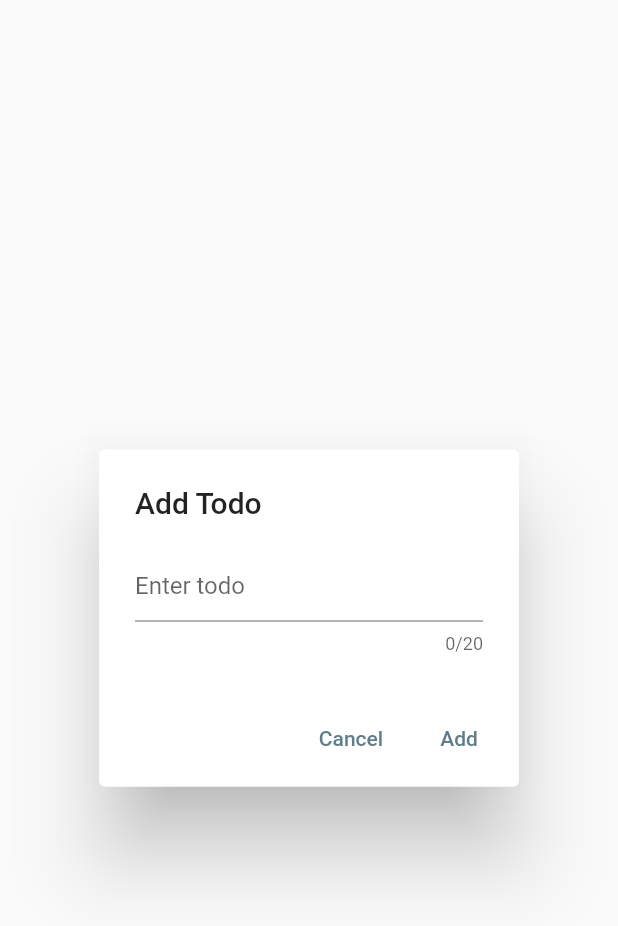
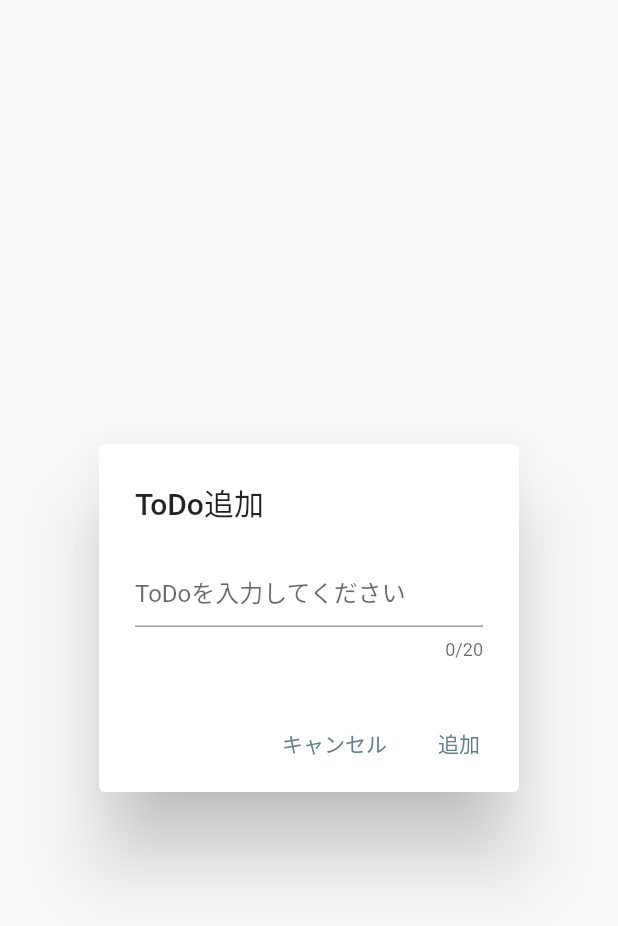
Before and after one commit to Umigishi-Aoi/mirror_todo, a Flutter app: the InputDialog widget shown alone on an empty page, opened directly, on a phone screen of 412 x 824 dp. Shown: the top 926 px of the screen. Run offline on Flutter 3.47's test engine with Material 2 defaults, Android fonts, the phone set to English and light mode, and no system bars; our stand-ins replace drift, flutter_hooks, freezed_annotation, hooks_riverpod, package_info_plus, riverpod_annotation and 1 more; accounts and stored records are empty; generated files the repository leaves out were written again; Roboto replaces fonts that are missing (MPLUS1).

Commit message:
translate Japanese

```diff
--- a/lib/src/constants/constants.dart
+++ b/lib/src/constants/constants.dart
@@ -11,16 +11,15 @@ const kDurationForDelete = 500;
 const kLaunchedKey = 'launched';
 
 const kDisclaimer = '''
-・Disclaimer
-By using this application, you are deemed to have agreed to this disclaimer.
-The download and use of this application shall be done at the user's own risk.
-We are not responsible for any damage (whether tangible or intangible) caused by using this application.
-Please use at your own risk.
-This app does not guarantee the accuracy, usefulness, up-to-dateness, appropriateness, etc. of all the information provided in this application to the user.
-Customers are responsible for the communication charges when using this application.
-
-The contents and information of this application are subject to change without notice.
-The contents of this policy are subject to change without notice.
+・免責事項
+本アプリケーションの利用をもって、本免責事項に同意いただいたものとみなします。
+本アプリケーションのダウンロードおよびご利用については、利用者自身の責任において行われるものとします。
+当社は、本アプリケーションを使用することによって生じた、いかなる損害（有形無形に関わりなく）に対して責任を負いません。
+お客さまご自身の責任においてご利用いただきますようお願いいたします。
+当社は、利用者に対し、本アプリケーションにおいて提供するすべての情報について、その正確性、有用性、最新性、適切性等、その内容について何ら法的保証をするものではありません。
+本アプリケーションをご利用の際の通信料は、お客さまのご負担となります。
+本アプリケーションの内容・情報等は、予告なく変更されることがあります。
+本規定は、予告なく内容を変更させて頂く場合があります。
 ''';
 
 const kInitialTodo0 = 'Flutter を勉強する';
--- a/lib/src/ui/dialog/input_dialog.dart
+++ b/lib/src/ui/dialog/input_dialog.dart
@@ -21,10 +21,10 @@ class InputDialogState extends ConsumerState<InputDialog> {
     final controller = useTextEditingController();
 
     return AlertDialog(
-      title: const Text('Add Todo'),
+      title: const Text('ToDo追加'),
       content: TextField(
         decoration: const InputDecoration(
-          hintText: 'Enter todo',
+          hintText: 'ToDoを入力してください',
         ),
         maxLength: kMaxLengthOfTodo,
         inputFormatters: [
@@ -37,7 +37,7 @@ class InputDialogState extends ConsumerState<InputDialog> {
           onPressed: () {
             Navigator.of(context).pop();
           },
-          child: const Text('Cancel'),
+          child: const Text('キャンセル'),
         ),
         TextButton(
           onPressed: () async {
@@ -49,7 +49,7 @@ class InputDialogState extends ConsumerState<InputDialog> {
             }
             Navigator.of(context).pop();
           },
-          child: const Text('Add'),
+          child: const Text('追加'),
         ),
       ],
     );
```
